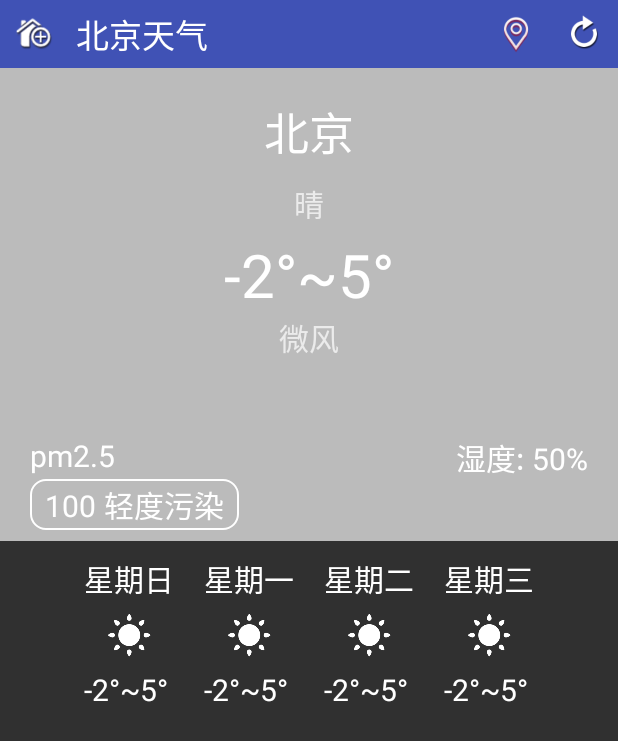
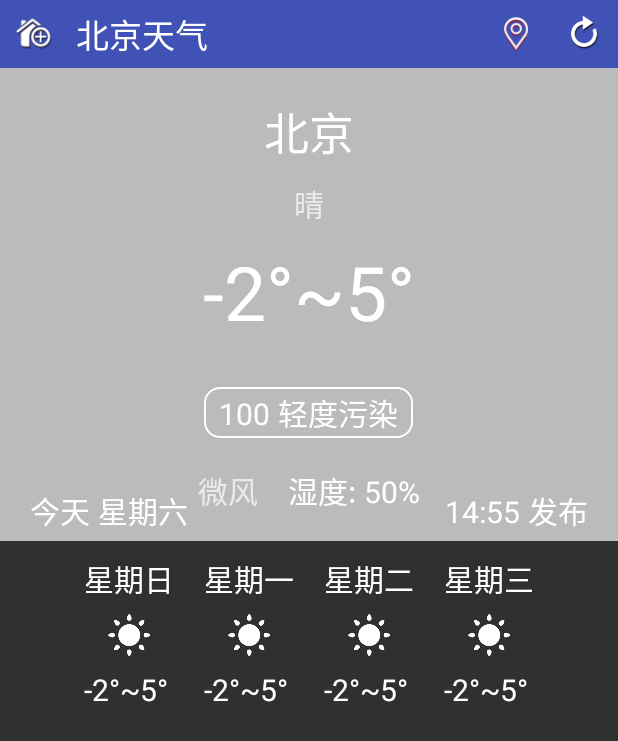
Before and after one commit to smallWhite233/MyWeather, an Android app: the screen it shows after launch (MainActivity), on a phone screen of 412 x 824 dp. Shown: the top 741 px of the screen. Run offline under Robolectric (Android 15) with nearby library versions, the phone set to English and light mode, and no system bars.

Commit message:
2 commit

```diff
--- a/app/src/main/AndroidManifest.xml
+++ b/app/src/main/AndroidManifest.xml
@@ -1,7 +1,8 @@
 <?xml version="1.0" encoding="utf-8"?>
 <manifest xmlns:android="http://schemas.android.com/apk/res/android"
     package="com.a1054311037qq.myweather">
-
+    <uses-permission android:name="android.permission.ACCESS_NETWORK_STATE"/><!--获取网络状态权限-->
+    <uses-permission android:name="android.permission.INTERNET"/><!--添加网络访问权限-->
     <application
         android:allowBackup="true"
         android:icon="@mipmap/ic_launcher"
--- a/app/src/main/java/com/a1054311037qq/util/NetUtil.java
+++ b/app/src/main/java/com/a1054311037qq/util/NetUtil.java
@@ -1,8 +1,29 @@
 package com.a1054311037qq.util;
 
+import android.content.Context;
+import android.net.ConnectivityManager;
+import android.net.NetworkInfo;
 /**
  * Created by 晓白 on 2017/1/15.
  */
 
-public class NetUtil {
+public class NetUtil{
+    public static final int NETWORN_NONE=0;
+    public static final int NETWORN_WIFI=1;
+    public static final int NETWORN_MOBILE=2;
+    public static int getNetworkState(Context context){
+        ConnectivityManager connectivityManager=(ConnectivityManager) context.getSystemService(Context.CONNECTIVITY_SERVICE);
+        NetworkInfo networkInfo=connectivityManager.getActiveNetworkInfo();
+        if (networkInfo==null){
+            return NETWORN_NONE;
+        }
+        int nType=networkInfo.getType();
+        if (nType==ConnectivityManager.TYPE_MOBILE){
+            return NETWORN_MOBILE;
+        }
+        else if (nType==ConnectivityManager.TYPE_WIFI){
+            return NETWORN_WIFI;
+        }
+        return NETWORN_NONE;
+    }
 }
--- a/app/src/main/res/layout/weather_info.xml
+++ b/app/src/main/res/layout/weather_info.xml
@@ -77,7 +77,7 @@
                 android:text="北京"
                 android:textSize="30.0sp"
                 android:textColor="#FFFFFF"/>
-            <!---今日天气信息-->
+            <!---今日天气信息块-->
             <RelativeLayout
                 android:id="@+id/weather_today_data"
                 android:layout_below="@+id/city"
@@ -99,19 +99,12 @@
                     android:layout_below="@+id/condition"
                     android:layout_width="wrap_content"
                     android:layout_height="wrap_content"
-                    android:layout_marginTop="5dp"
+                    android:layout_marginTop="10dp"
+                    android:layout_centerHorizontal="true"
                     android:text="-2°~5°"
-                    android:textSize="40.0sp"
+                    android:textSize="50.0sp"
                     android:textColor="@android:color/white"/>
-                <!--风力信息-->
-                <TextView
-                    android:id="@+id/wind"
-                    android:layout_below="@+id/temperature"
-                    android:layout_width="wrap_content"
-                    android:layout_height="wrap_content"
-                    android:layout_centerHorizontal="true"
-                    android:text="微风"
-                    android:textSize="20sp"/>
+
             </RelativeLayout>
             <!--pm2.5-->
             <LinearLayout
@@ -119,19 +112,9 @@
                 android:layout_width="wrap_content"
                 android:layout_height="wrap_content"
                 android:layout_below="@+id/weather_today_data"
-                android:layout_alignParentLeft="true"
-                android:layout_marginTop="50dp"
+                android:layout_centerHorizontal="true"
+                android:layout_marginTop="30dp"
                 android:orientation="vertical">
-                <!--pm2.5-->
-                <TextView
-                    android:layout_width="wrap_content"
-                    android:layout_height="wrap_content"
-                    android:text="pm2.5"
-                    android:textSize="20sp"
-                    android:layout_marginBottom="2dp"
-                    android:layout_marginRight="10dp"
-                    android:textColor="@android:color/white"
-                    />
                 <!--pm2.5详情-->
                 <LinearLayout
                     android:layout_width="wrap_content"
@@ -157,15 +140,22 @@
                         android:textColor="@android:color/white"/>
                 </LinearLayout>
             </LinearLayout>
-            <!--湿度情况-->
+            <!--湿度和风力-->
             <LinearLayout
-                android:id="@+id/humidity"
-                android:layout_below="@+id/weather_today_data"
+                android:layout_below="@+id/pm2_5_content"
                 android:layout_width="wrap_content"
                 android:layout_height="wrap_content"
-                android:layout_alignParentRight="true"
-                android:layout_marginTop="50dp"
+                android:layout_centerHorizontal="true"
+                android:layout_marginTop="20dp"
                 android:orientation="horizontal">
+                <!--风力信息-->
+                <TextView
+                    android:id="@+id/wind"
+                    android:layout_width="wrap_content"
+                    android:layout_height="wrap_content"
+                    android:layout_marginRight="20dp"
+                    android:text="微风"
+                    android:textSize="20sp"/>
                 <TextView
                     android:layout_width="wrap_content"
                     android:layout_height="wrap_content"
@@ -185,8 +175,7 @@
             <LinearLayout
                 android:layout_width="wrap_content"
                 android:layout_height="wrap_content"
-                android:layout_below="@+id/pm2_5_content"
-                android:layout_marginTop="20dp"
+                android:layout_marginBottom="5dp"
                 android:layout_alignParentBottom="true"
                 android:orientation="horizontal">
                 <TextView
@@ -201,6 +190,30 @@
                     android:layout_width="wrap_content"
                     android:layout_height="wrap_content"
                     android:text="星期六"
+                    android:textSize="20dp"
+                    android:textColor="@android:color/white"/>
+            </LinearLayout>
+            <!--发布时间-->
+            <LinearLayout
+                android:layout_width="wrap_content"
+                android:layout_height="wrap_content"
+                android:layout_alignParentBottom="true"
+                android:layout_marginBottom="5dp"
+                android:layout_alignParentRight="true"
+                android:orientation="horizontal">
+                <!--发布时间-->
+                <TextView
+                    android:id="@+id/updatetime"
+                    android:layout_width="wrap_content"
+                    android:layout_height="wrap_content"
+                    android:text="14:55"
+                    android:textSize="20dp"
+                    android:textColor="@android:color/white"/>
+                <TextView
+                    android:layout_width="wrap_content"
+                    android:layout_height="wrap_content"
+                    android:layout_marginLeft="5dp"
+                    android:text="发布"
                     android:textSize="20dp"
                     android:textColor="@android:color/white"/>
             </LinearLayout>
```
Also changed, not shown: app/src/main/java/com/a1054311037qq/myweather/MainActivity.java (+77 -1 lines).
